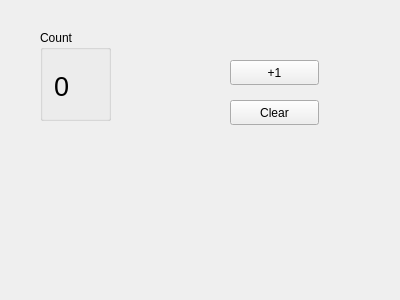
This is view.ui in chP6/Konzept_ErstesBeispiel as Qt 5 draws it before an edit. The edited form follows.
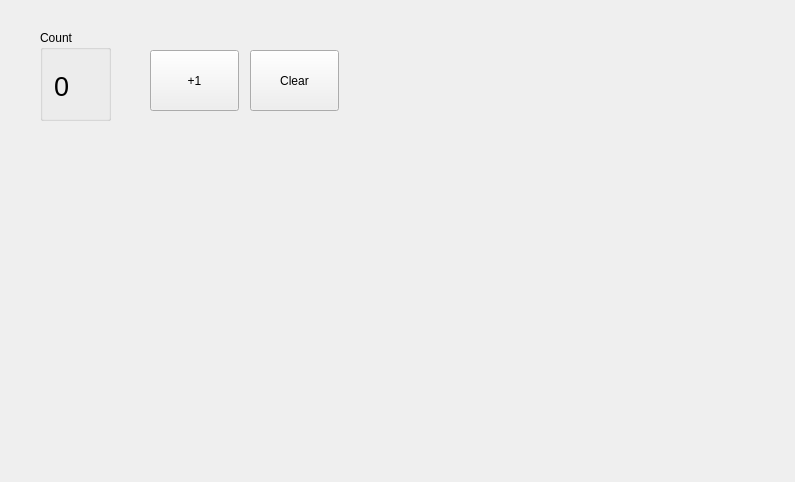
This is the edited form.

What changed in the file:
```diff
--- a/view.ui
+++ b/view.ui
@@ -6,8 +6,8 @@
    <rect>
     <x>0</x>
     <y>0</y>
-    <width>400</width>
-    <height>300</height>
+    <width>795</width>
+    <height>482</height>
    </rect>
   </property>
   <property name="windowTitle">
@@ -49,10 +49,10 @@
   <widget class="QPushButton" name="pbInc">
    <property name="geometry">
     <rect>
-     <x>230</x>
-     <y>60</y>
+     <x>150</x>
+     <y>50</y>
      <width>89</width>
-     <height>25</height>
+     <height>61</height>
     </rect>
    </property>
    <property name="text">
@@ -62,10 +62,10 @@
   <widget class="QPushButton" name="pbClear">
    <property name="geometry">
     <rect>
-     <x>230</x>
-     <y>100</y>
+     <x>250</x>
+     <y>50</y>
      <width>89</width>
-     <height>25</height>
+     <height>61</height>
     </rect>
    </property>
    <property name="text">
```
Left out of the diff: 13 changed lines with no effect on the pictures.
